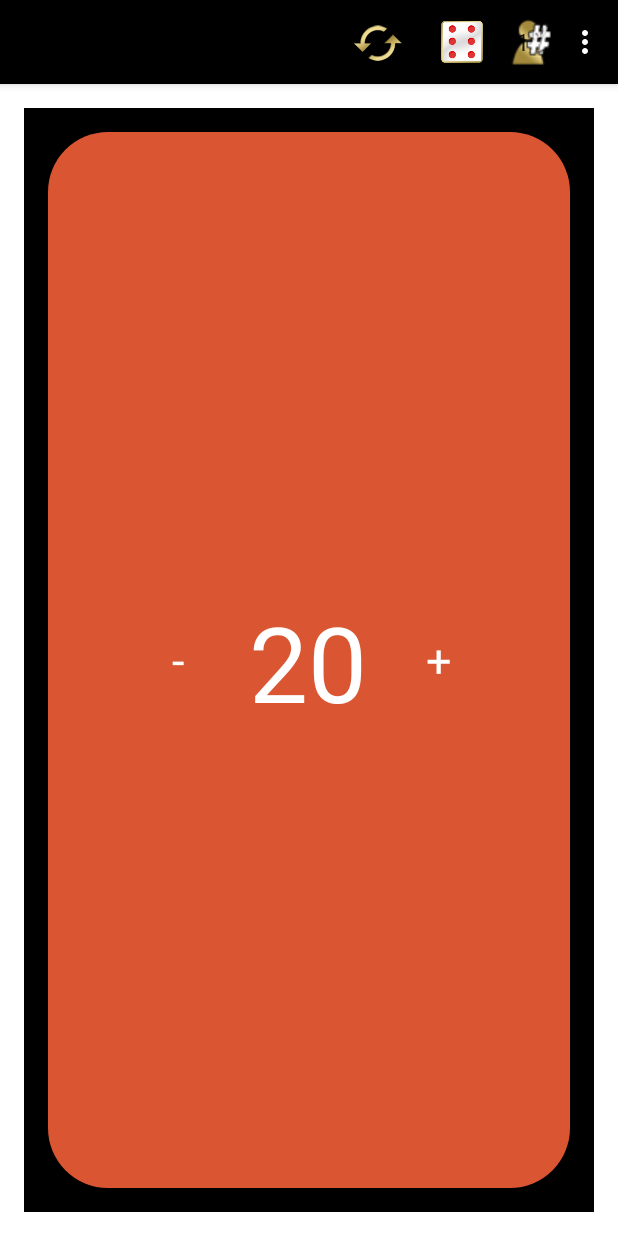
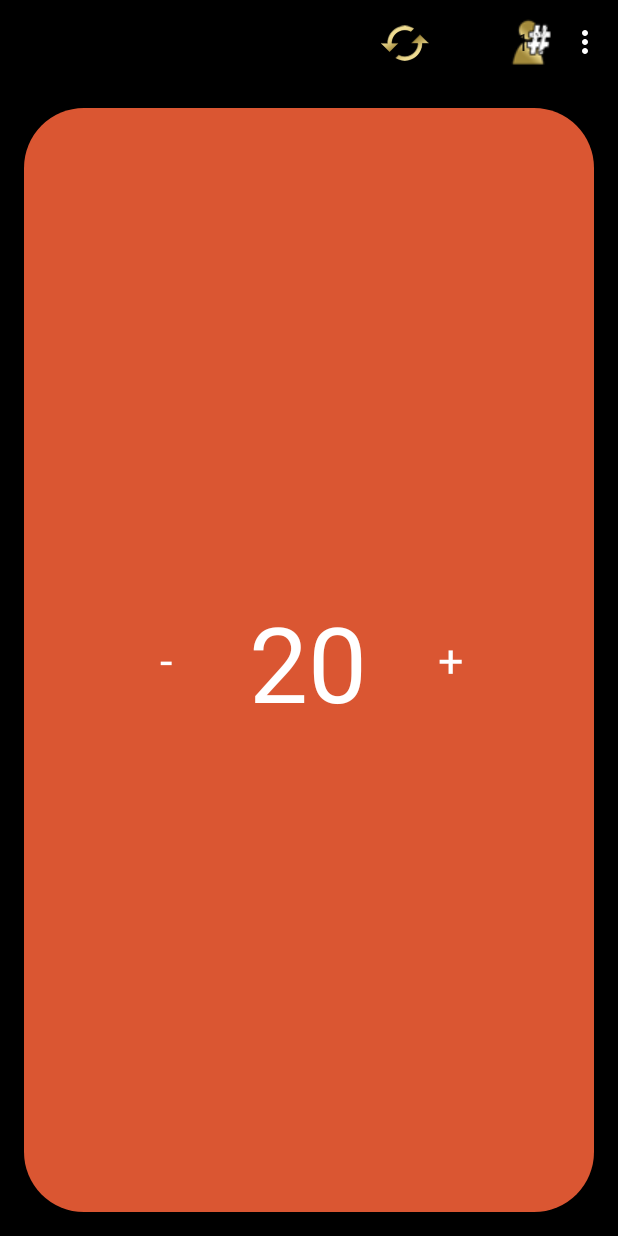
Before and after one commit to changwinstonr/Spindown, an Android app: the screen it shows after launch (MainActivity), on a phone screen of 412 x 824 dp. Run offline under Robolectric (Android 15) with nearby library versions, the phone set to English and light mode, and no system bars; 1 statement that could not run was skipped.

Commit message:
Removes: padding on parent layout. Adds: Some toolbar spacing.

```diff
--- a/app/src/main/java/affinity/spindown/DieLogic/DieCheck.java
+++ b/app/src/main/java/affinity/spindown/DieLogic/DieCheck.java
@@ -1,20 +1,16 @@
 package affinity.spindown.DieLogic;
-
-import android.support.v7.app.AppCompatActivity;
-import android.view.View;
-import android.widget.EditText;
-
-import affinity.spindown.R;
 
 /**
  * Created by 4th3ist on 6/24/2016.
  */
-public class DieCheck extends AppCompatActivity{
+/*public class DieCheck extends AppCompatActivity{
     public void processFormula(View view) {
         EditText editText = (EditText) findViewById(R.id.editTextDie);
-        String formula = editText.getText().toString(); //Input
+        String formula = editText.getText().toString();
+        //User input for now, change to icon click
+        // UPDATE: commented out die/coin completely.
 
-        if (formula.length()==0) { //Check input
+        if (formula.length()==0) {
             return;
         }
         formula.toLowerCase();
@@ -31,7 +27,6 @@ public class DieCheck extends AppCompatActivity{
             diceSize=Integer.parseInt(formula_arr[1], 10);
             diceRoll=DiceRollerShared.rollDice(diceSize);
         }
-        //Display DiceRoll
     }
 
-}
+}*/
--- a/app/src/main/java/affinity/spindown/DieLogic/StringUtils.java
+++ b/app/src/main/java/affinity/spindown/DieLogic/StringUtils.java
@@ -6,9 +6,7 @@ import java.util.ArrayList;
  * Created by 4th3ist on 6/24/2016.
  */
 public class StringUtils {
-    /**
-     * finds the first pair of ( ) which doesn't contain any more ( ) pairs
-     */
+
     public static String findSub(String string){
         String sub = null;
         if(string.contains("(")&&string.contains(")")){
@@ -27,10 +25,8 @@ public class StringUtils {
         }
         return sub;
     }
-    /**
-     * separates the string into number and not-number segments.
-     */
-    public static String[] separate(String string){
+
+    /*public static String[] separate(String string){
         ArrayList<String> strings = new ArrayList<String>();
         char[] chars = string.toCharArray();
         boolean workingOnNumber;
@@ -62,7 +58,7 @@ public class StringUtils {
             strs[a]=(String)objs[a];
         }
         return strs;
-    }
+    }*/
     private static boolean isNumber(String str){
         if(Character.isDigit(str.toCharArray()[0])){
             return true;
@@ -70,9 +66,7 @@ public class StringUtils {
             return false;
         }
     }
-    /**
-     * does the multiplication as noted by the '*' sign.
-     */
+
     public static String[] doMultiplcation(String[] strings){
         ArrayList<String> strs = new ArrayList<String>();
         boolean isNumber;
@@ -106,9 +100,7 @@ public class StringUtils {
         }
         return strsA;
     }
-    /**
-     * does the division as noted by the '/' sign.
-     */
+
     public static String[] doDivide(String[] strings){
         ArrayList<String> strs = new ArrayList<String>();
         boolean isNumber;
@@ -142,9 +134,7 @@ public class StringUtils {
         }
         return strsA;
     }
-    /**
-     * does the addition as noted by the '+' sign.
-     */
+
     public static String[] doAddition(String[] strings){
         ArrayList<String> strs = new ArrayList<String>();
         boolean isNumber;
@@ -178,9 +168,7 @@ public class StringUtils {
         }
         return strsA;
     }
-    /**
-     * does the subtraction as noted by the '-' sign.
-     */
+
     public static String[] doSubtraction(String[] strings){
         ArrayList<String> strs = new ArrayList<String>();
         boolean isNumber;
@@ -300,7 +288,4 @@ public class StringUtils {
         }
         return strsA;
     }
-
-
-
 }
--- a/app/src/main/res/layout/activity_main.xml
+++ b/app/src/main/res/layout/activity_main.xml
@@ -6,10 +6,6 @@
     android:id="@+id/fragmentHolder"
     android:layout_width="match_parent"
     android:layout_height="match_parent"
-    android:paddingBottom="@dimen/activity_vertical_margin"
-    android:paddingLeft="@dimen/activity_horizontal_margin"
-    android:paddingRight="@dimen/activity_horizontal_margin"
-    android:paddingTop="@dimen/activity_vertical_margin"
     tools:context="affinity.spindown.MainActivity">
 
 
--- a/app/src/main/res/layout/activity_two_player.xml
+++ b/app/src/main/res/layout/activity_two_player.xml
@@ -40,7 +40,7 @@
         android:textAlignment="center"
         android:id="@+id/textViewP1"
         android:layout_centerHorizontal="true"
-        android:layout_marginTop="64dp"
+        android:layout_marginTop="70dp"
         android:elevation="5dp"/>
 
     <TextView
--- a/app/src/main/res/menu/menu_layout.xml
+++ b/app/src/main/res/menu/menu_layout.xml
@@ -6,21 +6,22 @@
         android:id="@+id/reset"
         spindown:showAsAction="always"
         android:title="Reset"
-        android:icon="@drawable/ic_reset_gold">
-    </item>
+        android:icon="@drawable/ic_reset_gold"
+        />
 
-    <item
-        android:id="@+id/dice"
-        spindown:showAsAction="always"
-        android:title="Dice"
-        android:icon="@drawable/ic_dice_gaudy"/>
+    <!--<item-->
+        <!--android:id="@+id/dice"-->
+        <!--spindown:showAsAction="always"-->
+        <!--android:title="Dice"-->
+        <!--android:icon="@drawable/ic_dice_gaudy"/>-->
 
     <item
         android:id="@+id/spinner"
         spindown:showAsAction="always"
         spindown:actionViewClass="android.widget.Spinner"
         android:title="Players"
-        android:icon="@drawable/ic_players_gold"/>
+        android:icon="@drawable/ic_players_gold"
+        />
 
     <item
         android:id="@+id/settings"
--- a/app/src/main/res/values-v21/styles.xml
+++ b/app/src/main/res/values-v21/styles.xml
@@ -9,5 +9,14 @@
         <item name="android:statusBarColor">@color/colorPrimaryDark</item>
         <item name="android:windowBackground">@color/colorBackground</item>
 
+        <item name="android:actionButtonStyle">@style/ActionButtonStyle</item>
+
     </style>
+
+    <style name="ActionButtonStyle" parent="@android:style/Widget.Holo.Light.ActionButton">
+        <item name="android:minWidth">0dip</item>
+        <item name="android:paddingStart">50dip</item>
+        <item name="android:paddingEnd">50dip</item>
+    </style>
+
 </resources>
--- a/app/src/main/res/values/styles.xml
+++ b/app/src/main/res/values/styles.xml
@@ -9,6 +9,13 @@
         <item name="android:windowBackground">@color/colorBackground</item>
         <item name="android:background">@drawable/background_gradient</item>
         <!--<item name="windowActionBar">false</item>-->
+        <item name="android:actionButtonStyle">@style/ActionButtonStyle</item>
+    </style>
+
+    <style name="ActionButtonStyle" parent="@android:style/Widget.Holo.Light.ActionButton">
+        <item name="android:minWidth">0dip</item>
+        <item name="android:paddingLeft">50dip</item>
+        <item name="android:paddingRight">50dip</item>
     </style>
 
 </resources>
```
